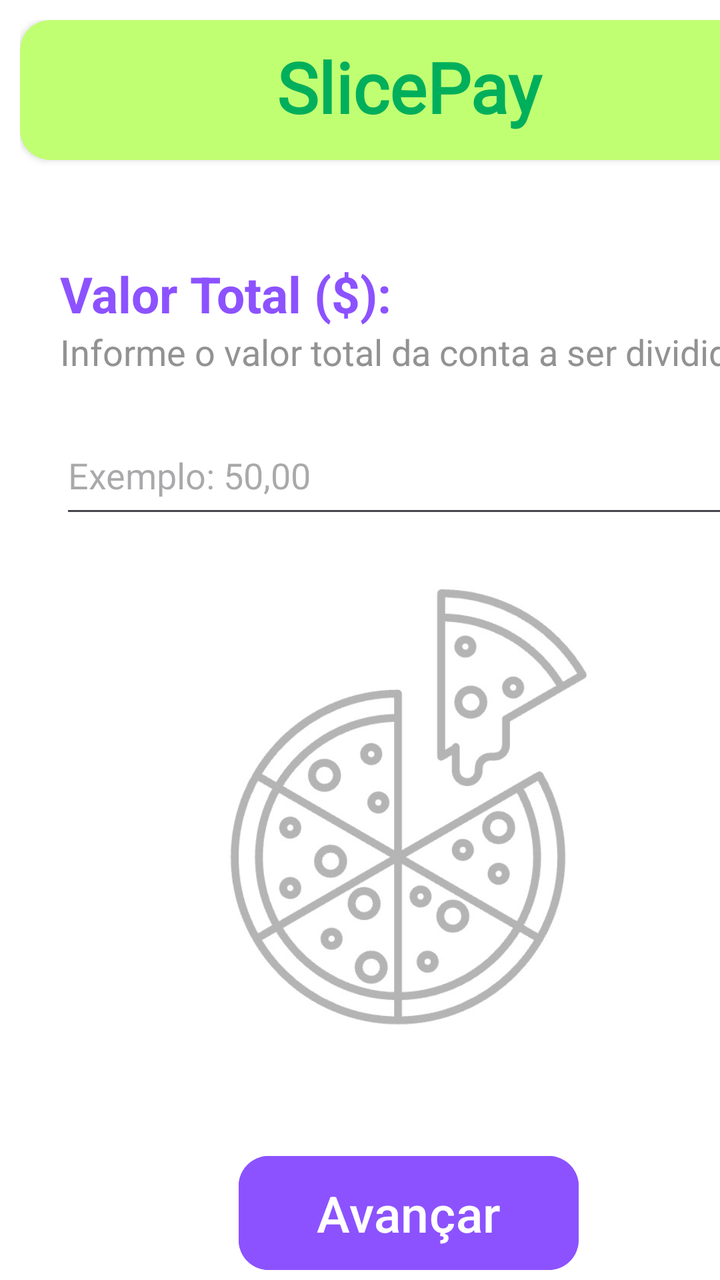
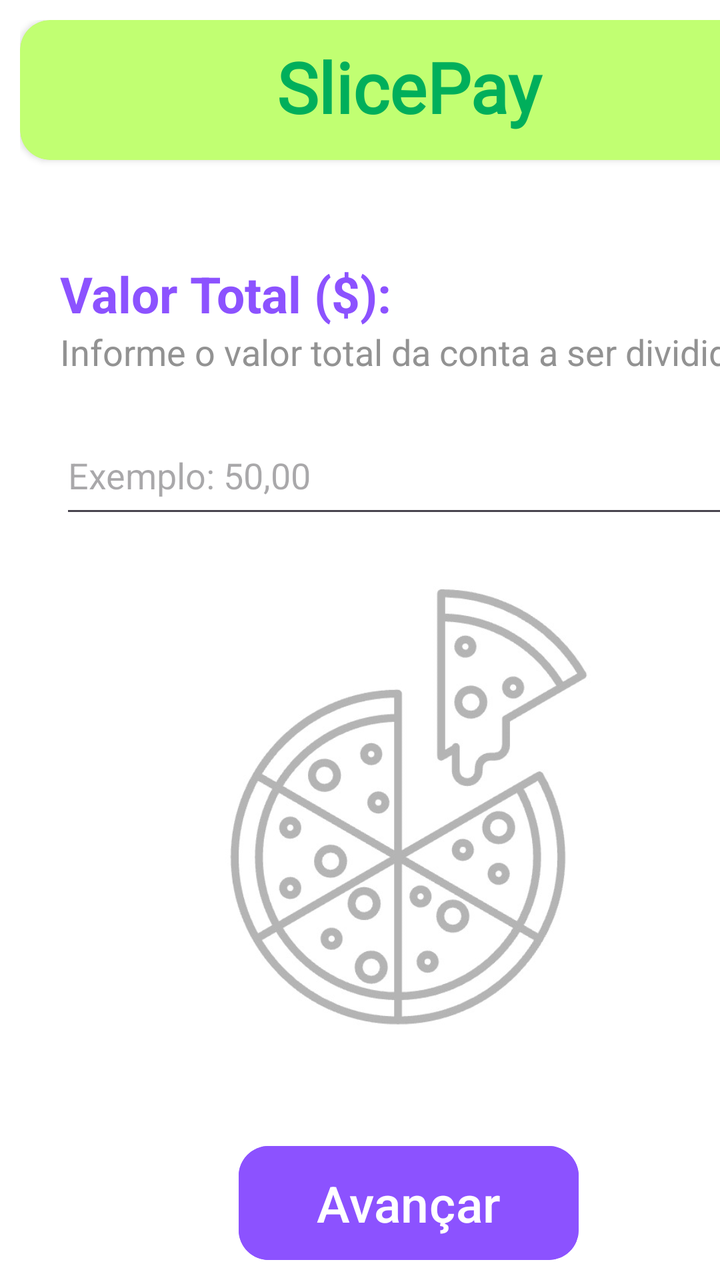

Screens rendered from an Android XML layout before and after an edit, with the pre-edit source and the edit as a unified diff.
<!-- AndroidManifest.xml: application theme Theme.SlicePay -->
<!-- res/layout/activity_main2.xml -->
<?xml version="1.0" encoding="utf-8"?>
<androidx.constraintlayout.widget.ConstraintLayout xmlns:android="http://schemas.android.com/apk/res/android"
    xmlns:app="http://schemas.android.com/apk/res-auto"
    xmlns:tools="http://schemas.android.com/tools"
    android:id="@+id/main"
    android:layout_width="match_parent"
    android:layout_height="match_parent"
    android:background="#FFFFFF"
    tools:context=".MainActivity2">

    <LinearLayout
        android:layout_width="409dp"
        android:layout_height="729dp"
        android:orientation="vertical"
        android:padding="10dp"
        tools:layout_editor_absoluteX="1dp"
        tools:layout_editor_absoluteY="1dp">

        <androidx.cardview.widget.CardView
            android:layout_width="match_parent"
            android:layout_height="70dp"
            app:cardBackgroundColor="@color/verde_claro"
            app:cardCornerRadius="15dp">

            <LinearLayout
                android:layout_width="match_parent"
                android:layout_height="match_parent"
                android:orientation="vertical"
                android:padding="10dp"
                android:paddingStart="120dp"
                android:paddingEnd="120dp">

                <TextView
                    android:id="@+id/textView8"
                    android:layout_width="match_parent"
                    android:layout_height="wrap_content"
                    android:fontFamily="@font/alata"
                    android:text="@string/app_name"
                    android:textAlignment="center"
                    android:textColor="@color/verde_escuro"
                    android:textSize="35sp"
                    android:textStyle="bold" />
            </LinearLayout>
        </androidx.cardview.widget.CardView>

        <TextView
            android:id="@+id/textView9"
            android:layout_width="match_parent"
            android:layout_height="wrap_content"
            android:layout_marginStart="20dp"
            android:layout_marginTop="50dp"
            android:text="@string/input_valor"
            android:textColor="@color/roxo"
            android:textSize="25sp"
            android:textStyle="bold" />

        <TextView
            android:id="@+id/textView10"
            android:layout_width="match_parent"
            android:layout_height="wrap_content"
            android:layout_marginStart="20dp"
            android:text="@string/info_valor"
            android:textColor="@color/cinza"
            android:textSize="18sp" />

        <EditText
            android:id="@+id/editTextText"
            android:layout_width="match_parent"
            android:layout_height="56dp"
            android:layout_marginStart="20dp"
            android:layout_marginTop="20dp"
            android:layout_marginEnd="20dp"
            android:ems="10"
            android:hint="Exemplo: 50,00"
            android:inputType="number|numberDecimal" />

        <ImageView
            android:id="@+id/imageView2"
            android:layout_width="match_parent"
            android:layout_height="240dp"
            android:layout_marginStart="50dp"
            android:layout_marginTop="20dp"
            android:layout_marginEnd="50dp"
            app:srcCompat="@drawable/icone_pizza" />

        <Button
            android:id="@+id/button2"
            android:layout_width="170dp"
            android:layout_height="65dp"
            android:layout_gravity="center"
            android:layout_marginStart="60dp"
            android:layout_marginTop="50dp"
            android:layout_marginEnd="60dp"
            android:backgroundTint="@color/roxo"
            android:paddingStart="20dp"
            android:paddingLeft="0dp"
            android:paddingTop="0dp"
            android:paddingEnd="20dp"
            android:paddingRight="0dp"
            android:paddingBottom="0dp"
            android:text="@string/botao2"
            android:textAlignment="center"
            android:textSize="25dp"
            app:cornerRadius="15dp" />

        <androidx.cardview.widget.CardView
            android:layout_width="match_parent"
            android:layout_height="60dp"
            android:layout_gravity="bottom"
            android:layout_marginTop="20dp"
            app:cardBackgroundColor="@color/roxo_claro"
            app:cardCornerRadius="15dp">

            <Button
                android:id="@+id/button10"
                android:layout_width="wrap_content"
                android:layout_height="match_parent"
                android:layout_marginStart="8dp"
                android:layout_marginTop="5dp"
                android:layout_marginBottom="5dp"
                android:backgroundTint="@color/white"
                android:padding="2dp"
                android:paddingStart="2dp"
                android:paddingLeft="2dp"
                android:paddingTop="2dp"
                android:soundEffectsEnabled="true"
                android:text="@string/botaov"
                android:textColor="@color/roxo"
                android:textSize="25sp"
                app:cornerRadius="10dp" />
        </androidx.cardview.widget.CardView>

    </LinearLayout>
</androidx.constraintlayout.widget.ConstraintLayout>
<!-- resources referenced by this layout -->
<resources>
  <color name="cinza">#929292</color>
  <color name="roxo">#8c52ff</color>
  <color name="roxo_claro">#caafff</color>
  <color name="verde_claro">#c1ff72</color>
  <color name="verde_escuro">#00af5b</color>
  <color name="white">#FFFFFFFF</color>
  <!-- drawable icone_pizza: png bitmap (drawable, 40644 bytes) -->
  <string name="app_name">SlicePay</string>
  <string name="botao2">Avançar</string>
  <string name="botaov">Voltar</string>
  <string name="info_valor">Informe o valor total da conta a ser dividida</string>
  <string name="input_valor">Valor Total ($):</string>
  <style name="Theme.SlicePay" parent="Base.Theme.SlicePay" />
  <style name="Base.Theme.SlicePay" parent="Theme.Material3.DayNight.NoActionBar">
          
          
      </style>
</resources>

<!-- the commit's change to res/layout/activity_main2.xml (unified diff, before → after) -->
@@ -89,7 +89,7 @@
             android:layout_height="65dp"
             android:layout_gravity="center"
             android:layout_marginStart="60dp"
-            android:layout_marginTop="50dp"
+            android:layout_marginTop="45dp"
             android:layout_marginEnd="60dp"
             android:backgroundTint="@color/roxo"
             android:paddingStart="20dp"
@@ -107,7 +107,7 @@
             android:layout_width="match_parent"
             android:layout_height="60dp"
             android:layout_gravity="bottom"
-            android:layout_marginTop="20dp"
+            android:layout_marginTop="25dp"
             app:cardBackgroundColor="@color/roxo_claro"
             app:cardCornerRadius="15dp">
 
